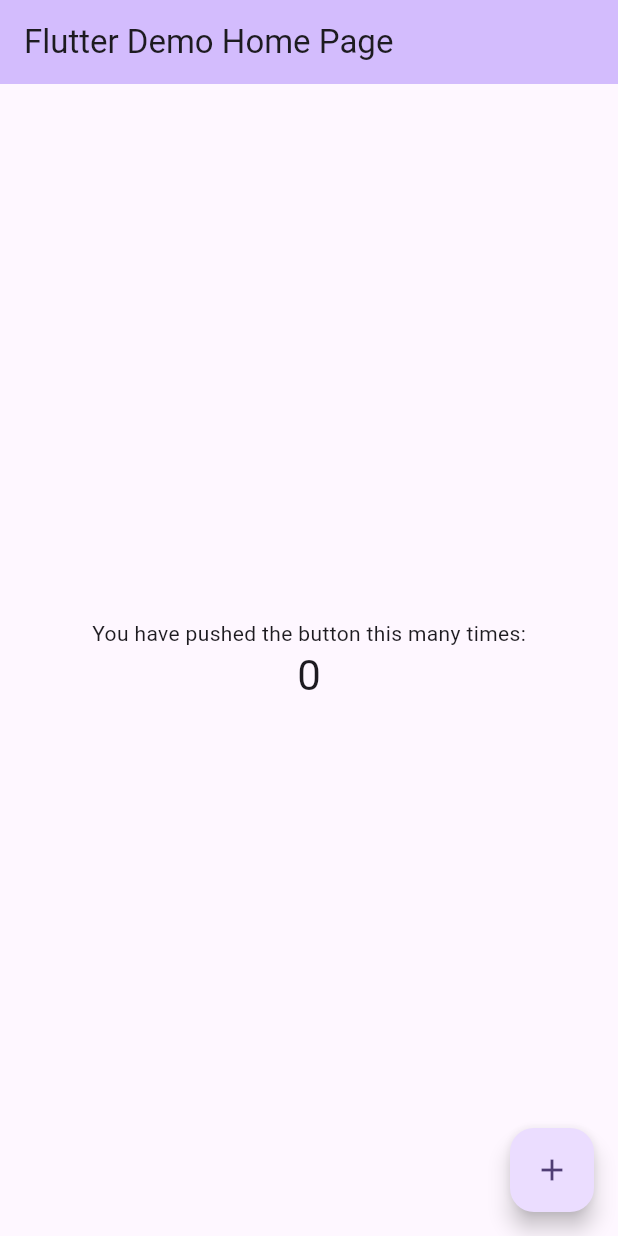
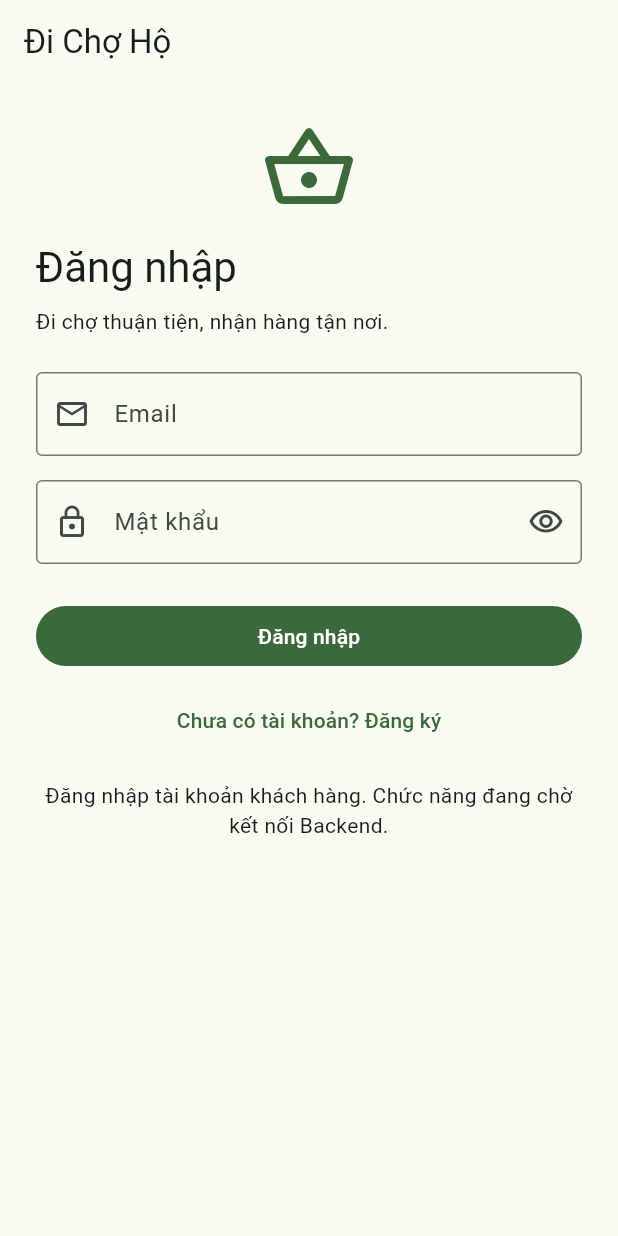
Before and after one commit to NguyenHuyThien/minh-co-5-nguoi, a Flutter app: the screen it shows after launch, on a phone screen of 412 x 824 dp. Run offline on Flutter 3.47's test engine with Material 3 defaults, Android fonts, the phone set to English and light mode, and no system bars.

Commit message:
feat(auth): thêm form đăng nhập và đăng ký khách hàng

```diff
--- a/client-flutter/lib/main.dart
+++ b/client-flutter/lib/main.dart
@@ -1,4 +1,6 @@
 import 'package:flutter/material.dart';
+
+import 'screens/login_page.dart';
 
 void main() {
   runApp(const MyApp());
@@ -7,116 +9,16 @@ void main() {
 class MyApp extends StatelessWidget {
   const MyApp({super.key});
 
-  // This widget is the root of your application.
   @override
   Widget build(BuildContext context) {
     return MaterialApp(
-      title: 'Flutter Demo',
+      title: 'Đi Chợ Hộ',
+      debugShowCheckedModeBanner: false,
       theme: ThemeData(
-        // This is the theme of your application.
-        //
-        // TRY THIS: Try running your application with "flutter run". You'll see
-        // the application has a purple toolbar. Then, without quitting the app,
-        // try changing the seedColor in the colorScheme below to Colors.green
-        // and then invoke "hot reload" (save your changes or press the "hot
-        // reload" button in a Flutter-supported IDE, or press "r" if you used
-        // the command line to start the app).
-        //
-        // Notice that the counter didn't reset back to zero; the application
-        // state is not lost during the reload. To reset the state, use hot
-        // restart instead.
-        //
-        // This works for code too, not just values: Most code changes can be
-        // tested with just a hot reload.
-        colorScheme: .fromSeed(seedColor: Colors.deepPurple),
+        colorScheme: ColorScheme.fromSeed(seedColor: Colors.green),
+        useMaterial3: true,
       ),
-      home: const MyHomePage(title: 'Flutter Demo Home Page'),
+      home: const LoginPage(),
     );
   }
 }
-
-class MyHomePage extends StatefulWidget {
-  const MyHomePage({super.key, required this.title});
-
-  // This widget is the home page of your application. It is stateful, meaning
-  // that it has a State object (defined below) that contains fields that affect
-  // how it looks.
-
-  // This class is the configuration for the state. It holds the values (in this
-  // case the title) provided by the parent (in this case the App widget) and
-  // used by the build method of the State. Fields in a Widget subclass are
-  // always marked "final".
-
-  final String title;
-
-  @override
-  State<MyHomePage> createState() => _MyHomePageState();
-}
-
-class _MyHomePageState extends State<MyHomePage> {
-  int _counter = 0;
-
-  void _incrementCounter() {
-    setState(() {
-      // This call to setState tells the Flutter framework that something has
-      // changed in this State, which causes it to rerun the build method below
-      // so that the display can reflect the updated values. If we changed
-      // _counter without calling setState(), then the build method would not be
-      // called again, and so nothing would appear to happen.
-      _counter++;
-    });
-  }
-
-  @override
-  Widget build(BuildContext context) {
-    // This method is rerun every time setState is called, for instance as done
-    // by the _incrementCounter method above.
-    //
-    // The Flutter framework has been optimized to make rerunning build methods
-    // fast, so that you can just rebuild anything that needs updating rather
-    // than having to individually change instances of widgets.
-    return Scaffold(
-      appBar: AppBar(
-        // TRY THIS: Try changing the color here to a specific color (to
-        // Colors.amber, perhaps?) and trigger a hot reload to see the AppBar
-        // change color while the other colors stay the same.
-        backgroundColor: Theme.of(context).colorScheme.inversePrimary,
-        // Here we take the value from the MyHomePage object that was created by
-        // the App.build method, and use it to set our appbar title.
-        title: Text(widget.title),
-      ),
-      body: Center(
-        // Center is a layout widget. It takes a single child and positions it
-        // in the middle of the parent.
-        child: Column(
-          // Column is also a layout widget. It takes a list of children and
-          // arranges them vertically. By default, it sizes itself to fit its
-          // children horizontally, and tries to be as tall as its parent.
-          //
-          // Column has various properties to control how it sizes itself and
-          // how it positions its children. Here we use mainAxisAlignment to
-          // center the children vertically; the main axis here is the vertical
-          // axis because Columns are vertical (the cross axis would be
-          // horizontal).
-          //
-          // TRY THIS: Invoke "debug painting" (choose the "Toggle Debug Paint"
-          // action in the IDE, or press "p" in the console), to see the
-          // wireframe for each widget.
-          mainAxisAlignment: .center,
-          children: [
-            const Text('You have pushed the button this many times:'),
-            Text(
-              '$_counter',
-              style: Theme.of(context).textTheme.headlineMedium,
-            ),
-          ],
-        ),
-      ),
-      floatingActionButton: FloatingActionButton(
-        onPressed: _incrementCounter,
-        tooltip: 'Increment',
-        child: const Icon(Icons.add),
-      ),
-    );
-  }
-}
--- /dev/null
+++ b/client-flutter/lib/screens/login_page.dart
@@ -0,0 +1,138 @@
+import 'package:flutter/material.dart';
+
+import '../validators/auth_validators.dart';
+import 'register_page.dart';
+
+class LoginPage extends StatefulWidget {
+  const LoginPage({super.key});
+
+  @override
+  State<LoginPage> createState() => _LoginPageState();
+}
+
+class _LoginPageState extends State<LoginPage> {
+  final _formKey = GlobalKey<FormState>();
+  final _emailController = TextEditingController();
+  final _passwordController = TextEditingController();
+  bool _hidePassword = true;
+
+  @override
+  void dispose() {
+    _emailController.dispose();
+    _passwordController.dispose();
+    super.dispose();
+  }
+
+  void _submit() {
+    if (!_formKey.currentState!.validate()) return;
+    FocusScope.of(context).unfocus();
+    ScaffoldMessenger.of(context)
+      ..hideCurrentSnackBar()
+      ..showSnackBar(
+        const SnackBar(
+          content: Text('Chức năng đăng nhập đang chờ kết nối Backend.'),
+        ),
+      );
+  }
+
+  @override
+  Widget build(BuildContext context) {
+    final theme = Theme.of(context);
+    return Scaffold(
+      appBar: AppBar(title: const Text('Đi Chợ Hộ')),
+      body: SafeArea(
+        child: SingleChildScrollView(
+          keyboardDismissBehavior: ScrollViewKeyboardDismissBehavior.onDrag,
+          padding: const EdgeInsets.all(24),
+          child: Center(
+            child: ConstrainedBox(
+              constraints: const BoxConstraints(maxWidth: 480),
+              child: Form(
+                key: _formKey,
+                autovalidateMode: AutovalidateMode.onUserInteraction,
+                child: Column(
+                  crossAxisAlignment: CrossAxisAlignment.stretch,
+                  children: [
+                    Icon(
+                      Icons.shopping_basket_outlined,
+                      size: 64,
+                      color: theme.colorScheme.primary,
+                    ),
+                    const SizedBox(height: 16),
+                    Text('Đăng nhập', style: theme.textTheme.headlineMedium),
+                    const SizedBox(height: 8),
+                    const Text('Đi chợ thuận tiện, nhận hàng tận nơi.'),
+                    const SizedBox(height: 24),
+                    TextFormField(
+                      key: const ValueKey('login_email'),
+                      controller: _emailController,
+                      keyboardType: TextInputType.emailAddress,
+                      textInputAction: TextInputAction.next,
+                      autocorrect: false,
+                      decoration: const InputDecoration(
+                        labelText: 'Email',
+                        prefixIcon: Icon(Icons.email_outlined),
+                        border: OutlineInputBorder(),
+                      ),
+                      validator: AuthValidators.email,
+                    ),
+                    const SizedBox(height: 16),
+                    TextFormField(
+                      key: const ValueKey('login_password'),
+                      controller: _passwordController,
+                      obscureText: _hidePassword,
+                      autocorrect: false,
+                      enableSuggestions: false,
+                      textInputAction: TextInputAction.done,
+                      onFieldSubmitted: (_) => _submit(),
+                      decoration: InputDecoration(
+                        labelText: 'Mật khẩu',
+                        prefixIcon: const Icon(Icons.lock_outline),
+                        border: const OutlineInputBorder(),
+                        suffixIcon: IconButton(
+                          tooltip: _hidePassword
+                              ? 'Hiện mật khẩu'
+                              : 'Ẩn mật khẩu',
+                          onPressed: () =>
+                              setState(() => _hidePassword = !_hidePassword),
+                          icon: Icon(
+                            _hidePassword
+                                ? Icons.visibility_outlined
+                                : Icons.visibility_off_outlined,
+                          ),
+                        ),
+                      ),
+                      validator: AuthValidators.loginPassword,
+                    ),
+                    const SizedBox(height: 24),
+                    FilledButton(
+                      key: const ValueKey('login_submit'),
+                      onPressed: _submit,
+                      child: const Text('Đăng nhập'),
+                    ),
+                    const SizedBox(height: 8),
+                    TextButton(
+                      key: const ValueKey('open_register'),
+                      onPressed: () => Navigator.push<void>(
+                        context,
+                        MaterialPageRoute<void>(
+                          builder: (context) => const RegisterPage(),
+                        ),
+                      ),
+                      child: const Text('Chưa có tài khoản? Đăng ký'),
+                    ),
+                    const SizedBox(height: 16),
+                    const Text(
+                      'Đăng nhập tài khoản khách hàng. Chức năng đang chờ kết nối Backend.',
+                      textAlign: TextAlign.center,
+                    ),
+                  ],
+                ),
+              ),
+            ),
+          ),
+        ),
+      ),
+    );
+  }
+}
--- /dev/null
+++ b/client-flutter/lib/validators/auth_validators.dart
@@ -0,0 +1,47 @@
+// Quy tắc giao diện tạm thời; cần thống nhất lại khi kết nối Backend.
+class AuthValidators {
+  static String? fullName(String? value) {
+    final name = (value ?? '').trim();
+    if (name.isEmpty) return 'Vui lòng nhập họ tên';
+    if (name.length < 2) return 'Họ tên cần ít nhất 2 ký tự';
+    return null;
+  }
+
+  static String? email(String? value) {
+    final email = (value ?? '').trim();
+    if (email.isEmpty) return 'Vui lòng nhập email';
+    if (!RegExp(r'^[^\s@]+@[^\s@]+\.[^\s@]+$').hasMatch(email)) {
+      return 'Email không đúng định dạng';
+    }
+    return null;
+  }
+
+  static String? phone(String? value) {
+    final phone = (value ?? '').trim();
+    if (phone.isEmpty) return 'Vui lòng nhập số điện thoại';
+    if (!RegExp(r'^(0\d{9}|\+84\d{9})$').hasMatch(phone)) {
+      return 'Nhập 10 chữ số bắt đầu bằng 0 hoặc dạng +84';
+    }
+    return null;
+  }
+
+  static String? loginPassword(String? value) {
+    if (value == null || value.trim().isEmpty) {
+      return 'Vui lòng nhập mật khẩu';
+    }
+    return null;
+  }
+
+  static String? registerPassword(String? value) {
+    final requiredError = loginPassword(value);
+    if (requiredError != null) return requiredError;
+    if (value!.length < 8) return 'Mật khẩu cần ít nhất 8 ký tự';
+    return null;
+  }
+
+  static String? confirmPassword(String? value, String password) {
+    if (value == null || value.isEmpty) return 'Vui lòng xác nhận mật khẩu';
+    if (value != password) return 'Mật khẩu xác nhận không khớp';
+    return null;
+  }
+}
```
Also changed, not shown: client-flutter/lib/screens/register_page.dart (added, +193 -0 lines).
